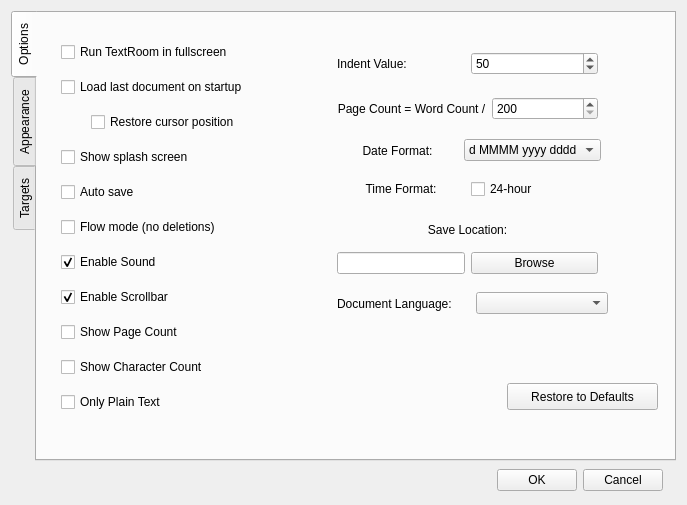
This is src/ui/optionsdialog.ui in dbuksbaum/TextRoom as Qt 5 draws it before an edit. The edited form follows.
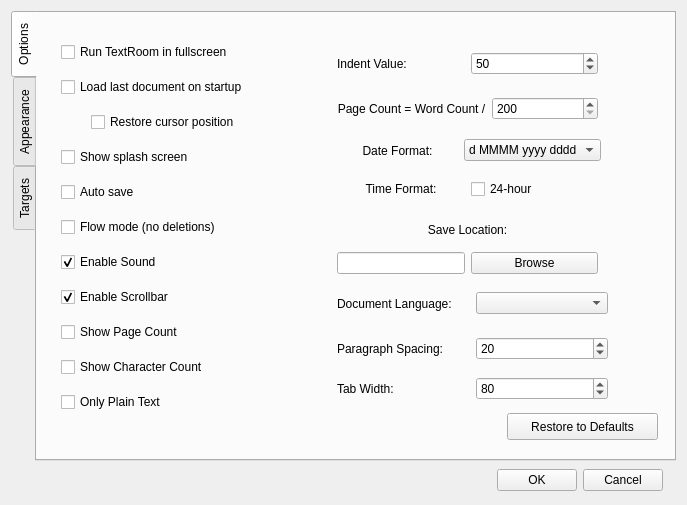
This is the edited form.

Commit message: Added TabStop Width, Paragraph Spacing, Insert Image attributes

```diff
--- a/src/ui/optionsdialog.ui
+++ b/src/ui/optionsdialog.ui
@@ -467,7 +467,7 @@
        <property name="geometry">
         <rect>
          <x>470</x>
-         <y>370</y>
+         <y>400</y>
          <width>151</width>
          <height>27</height>
         </rect>
@@ -531,6 +531,69 @@
         </item>
        </layout>
       </widget>
+      <widget class="QWidget" name="horizontalLayoutWidget_4">
+       <property name="geometry">
+        <rect>
+         <x>300</x>
+         <y>320</y>
+         <width>271</width>
+         <height>31</height>
+        </rect>
+       </property>
+       <layout class="QHBoxLayout" name="horizontalLayout_5">
+        <item>
+         <widget class="QLabel" name="label_12">
+          <property name="text">
+           <string>Paragraph Spacing: </string>
+          </property>
+         </widget>
+        </item>
+        <item>
+         <widget class="QSpinBox" name="paraSpacingSpinBox">
+          <property name="value">
+           <number>20</number>
+          </property>
+         </widget>
+        </item>
+       </layout>
+      </widget>
+      <widget class="QWidget" name="horizontalLayoutWidget_5">
+       <property name="geometry">
+        <rect>
+         <x>300</x>
+         <y>360</y>
+         <width>271</width>
+         <height>31</height>
+        </rect>
+       </property>
+       <layout class="QHBoxLayout" name="horizontalLayout_6">
+        <item>
+         <widget class="QLabel" name="label_14">
+          <property name="text">
+           <string>Tab Width:</string>
+          </property>
+         </widget>
+        </item>
+        <item>
+         <widget class="QSpinBox" name="tabWidthSpinBox">
+          <property name="value">
+           <number>80</number>
+          </property>
+         </widget>
+        </item>
+       </layout>
+      </widget>
+      <zorder>layoutWidget</zorder>
+      <zorder>layoutWidget_5</zorder>
+      <zorder>layoutWidget_6</zorder>
+      <zorder>layoutWidget_7</zorder>
+      <zorder>horizontalLayoutWidget</zorder>
+      <zorder>restorePushButton</zorder>
+      <zorder>horizontalLayoutWidget_2</zorder>
+      <zorder>horizontalLayoutWidget_3</zorder>
+      <zorder>horizontalLayoutWidget_4</zorder>
+      <zorder>horizontalLayoutWidget_5</zorder>
+      <zorder></zorder>
      </widget>
      <widget class="QWidget" name="tab">
       <attribute name="title">
```
The commit also changes 5 other files.
